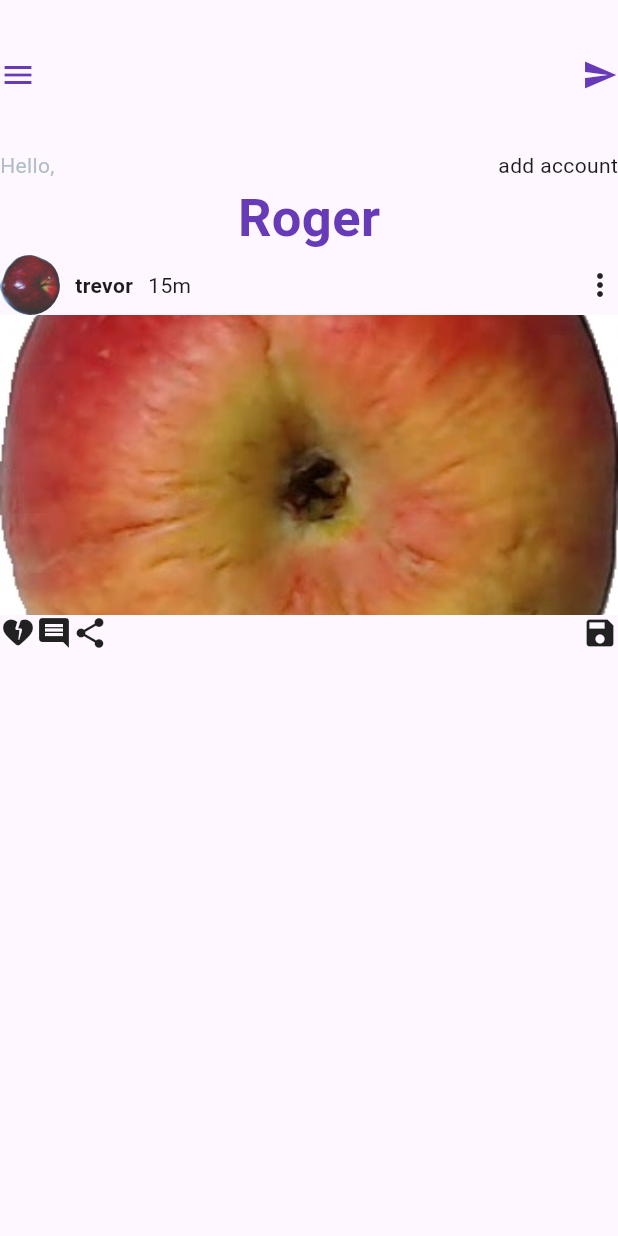
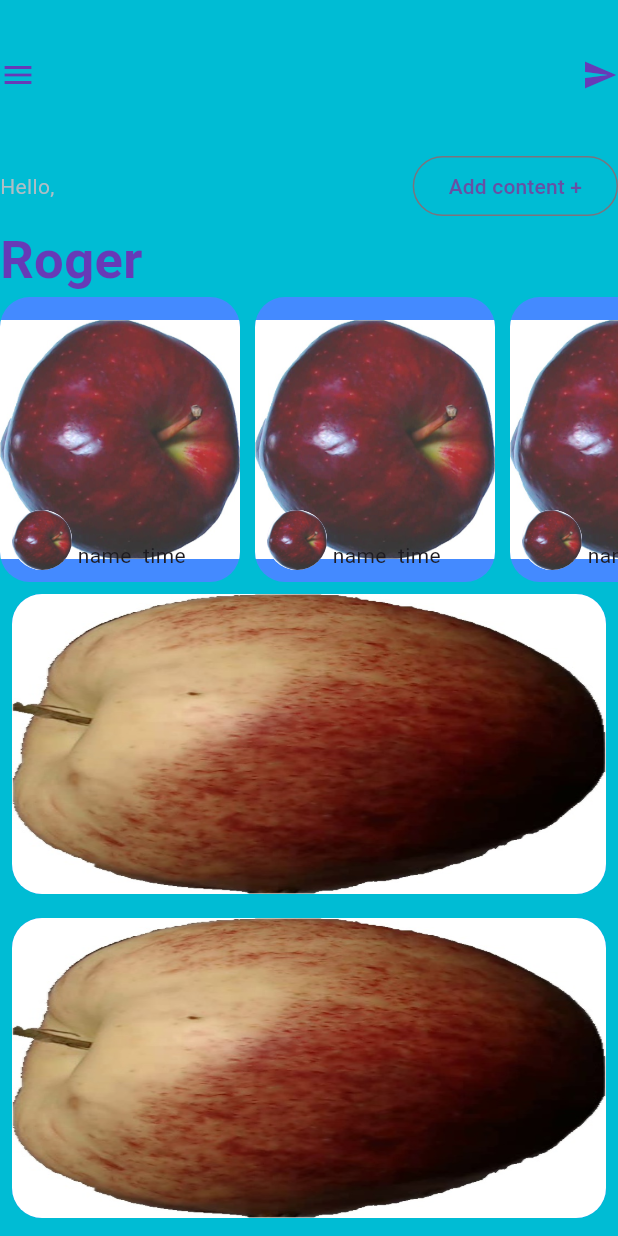
Before and after one commit to Asmabi-cheriyath/flutter_sample, a Flutter app: the screen it shows after launch, on a phone screen of 412 x 824 dp. Run offline on Flutter 3.47's test engine with Material 3 defaults, Android fonts, the phone set to English and light mode, and no system bars.

Commit message:
scroll_container

```diff
--- a/lib/screen.dart
+++ b/lib/screen.dart
@@ -1,4 +1,5 @@
 import 'package:flutter/material.dart';
+import 'package:flutter/rendering.dart';
 
 class Screen extends StatelessWidget {
   const Screen({super.key});
@@ -6,6 +7,7 @@ class Screen extends StatelessWidget {
   @override
   Widget build(BuildContext context) {
     return Scaffold(
+      backgroundColor: Colors.cyan,
       // appBar: AppBar(
       //   backgroundColor: Colors.white,leadingWidth: 100,
       //   leading: Row(
@@ -26,8 +28,7 @@ class Screen extends StatelessWidget {
       // ),
       // body: Container(),
 
-      body: SingleChildScrollView(
-        child: Column(children: [
+      body: Column(children: [
         SizedBox(
           height: 100,
           width: MediaQuery.of(context).size.width,
@@ -52,18 +53,22 @@ class Screen extends StatelessWidget {
               "Hello,",
               style: TextStyle(color: Colors.blueGrey[200]),
             ),
-              const Text("add account"),
+            // const Text("add account"),
+            OutlinedButton(onPressed: () {}, child: Text("Add content +"))
           ],
         ),
         const Column(
           mainAxisAlignment: MainAxisAlignment.start,
           children: [
-              Text(
+            Align(
+              alignment: Alignment.centerLeft,
+              child: Text(
                 "Roger",
                 style: TextStyle(
                     fontWeight: FontWeight.bold,
                     fontSize: 35,
                     color: Colors.deepPurple),
+              ),
             )
           ],
         ),
@@ -77,37 +82,118 @@ class Screen extends StatelessWidget {
         //   ],
         // ),
 
-          const Row(
-            children: [
-              CircleAvatar(
-                backgroundImage: AssetImage("images/888.jpg"),
+        SizedBox(
+          height: 190,
+          width: MediaQuery.of(context).size.width,
+          child: Expanded(
+            child: ListView.separated(
+              scrollDirection: Axis.horizontal,
+              itemCount: 50,
+              separatorBuilder: (context, index) => SizedBox(
+                width: 10,
               ),
-              SizedBox(width: 10),
-              Text(
-                'trevor',
-                style: TextStyle(fontWeight: FontWeight.bold),
+              itemBuilder: (context, index) {
+                return Container(
+                  height: 5,
+                  width: 160,
+                  decoration: BoxDecoration(
+                      color: Colors.blueAccent,
+                      borderRadius: BorderRadius.circular(20),image: DecorationImage(image: AssetImage("images/888.jpg"))),
+                child: Padding(
+                  padding: const EdgeInsets.all(8.0),
+                  child: Row(crossAxisAlignment: CrossAxisAlignment.end,
+                    children: [CircleAvatar(backgroundImage: AssetImage("images/888.jpg",),),Text(" name "),Text(" time ")],
                   ),
-              SizedBox(width: 10),
-              Text('15m'),
-              Spacer(),
-              Icon(Icons.more_vert),
-            ],
+                ),
+                );
+              },
+            ),
+          ),
         ),
 
-          Container(
+
+
+         Expanded(
+           child: ListView.separated(
+             scrollDirection: Axis.vertical,
+             itemCount: 40,
+             separatorBuilder: (context, index) => SizedBox(
+               width: 10,
+             ),
+             itemBuilder: (context, index) {
+               return Padding(
+                 padding: const EdgeInsets.all(8.0),
+                 child: Container(
                    height: 200,
-            width: 500,
-            child: Image.asset("images/777.jpg", fit: BoxFit.cover),
+                   width: 140,
+                   decoration: BoxDecoration(
+                       color: Colors.blueAccent,
+                       borderRadius: BorderRadius.circular(20),image: DecorationImage(image: AssetImage("images/apple.jpg"),fit: BoxFit.fill)),
                  ),
-          const Row(
-              children: [
-                Icon(Icons.heart_broken_rounded),
-                Icon(Icons.comment),
-                Icon(Icons.share_rounded),
-                Spacer(),
-                Icon(Icons.save)
-              ],
+               );
+             },
            ),
+         ),
+
+
+        // const Row(
+        //   children: [
+        //     CircleAvatar(
+        //       backgroundImage: AssetImage("images/888.jpg"),
+        //     ),
+        //     SizedBox(width: 10),
+        //     Text(
+        //       'trevor',
+        //       style: TextStyle(
+        //           fontWeight: FontWeight.bold, color: Colors.deepPurple),
+        //     ),
+        //     SizedBox(width: 10),
+        //     Text(
+        //       '15m',
+        //       style: TextStyle(color: Colors.deepPurple),
+        //     ),
+        //     Spacer(),
+        //     Icon(
+        //       Icons.more_vert,
+        //       color: Colors.deepPurple,
+        //     ),
+        //   ],
+        // ),
+
+        // Container(
+        //   height: 200,
+        //   width: 500,
+        //   child: Image.asset("images/777.jpg", fit: BoxFit.fill),
+        // ),
+        // const Row(
+        //   children: [
+        //     Icon(
+        //       Icons.heart_broken_rounded,
+        //       color: Colors.blueGrey,
+        //     ),
+        //     Icon(
+        //       Icons.comment,
+        //       color: Colors.blueGrey,
+        //     ),
+        //     Icon(
+        //       Icons.share,
+        //       color: Colors.blueGrey,
+        //     ),
+        //     Spacer(),
+        //     Icon(
+        //       Icons.save,
+        //       color: Colors.blueGrey,
+        //     ),
+        //   ],
+        // ),
+
+
+
+
+
+
+
+
 
         // Center(
         //   child: Padding(
@@ -139,7 +225,6 @@ class Screen extends StatelessWidget {
         //   ],
         // )
       ]),
-      ),
     );
   }
 }
```
Lines whose indentation alone changed are shown as unchanged.
